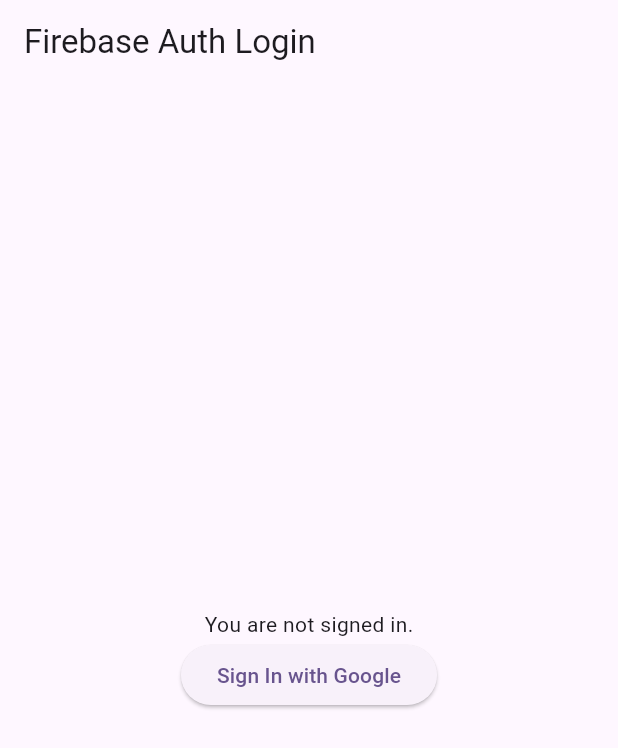
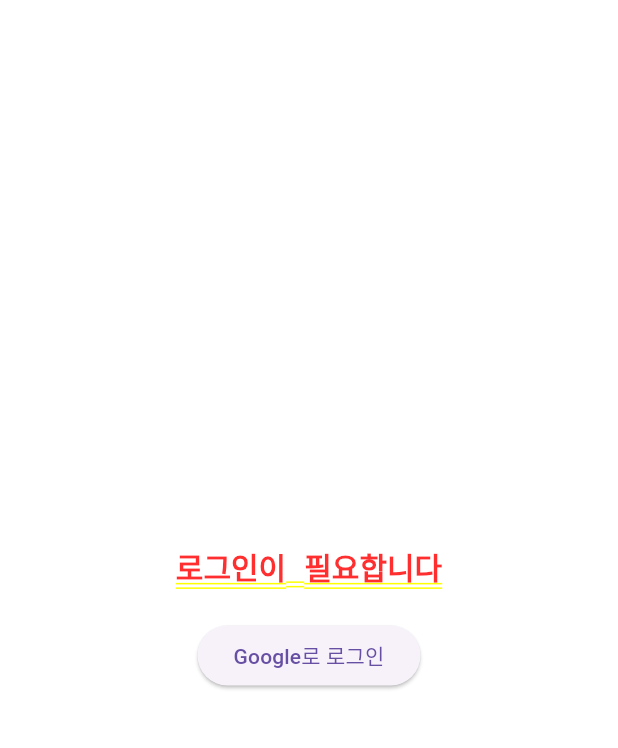
Before and after one commit to 941-life/estudy-gpt, a Flutter app: the screen it shows after launch, on a phone screen of 412 x 824 dp. Shown: the top 748 px of the screen. Run offline on Flutter 3.47's test engine with Material 3 defaults, Android fonts, the phone set to English and light mode, and no system bars; our stand-ins replace firebase_auth, firebase_core, google_sign_in, webview_flutter; accounts and stored records are empty.

Commit message:
Bottom Nav bar, login update

```diff
--- a/lib/main.dart
+++ b/lib/main.dart
@@ -1,6 +1,8 @@
+import 'package:firebase_auth/firebase_auth.dart';
 import 'package:firebase_core/firebase_core.dart';
 import 'package:flutter/material.dart';
-import 'screens/login_page.dart';
+import 'screens/login_screen.dart';
+import 'screens/main_screen.dart';
 
 void main() async {
   WidgetsFlutterBinding.ensureInitialized();
@@ -8,17 +10,67 @@ void main() async {
   runApp(const MyApp());
 }
 
+// class MyApp extends StatelessWidget {
+//   const MyApp({super.key});
+
+//   @override
+//   Widget build(BuildContext context) {
+//     return MaterialApp(
+//       title: 'E-study',
+//       theme: ThemeData(
+//         colorScheme: ColorScheme.fromSeed(seedColor: Colors.deepPurple),
+//       ),
+//       home: const AuthWrapper(), // 변경된 부분
+//     );
+//   }
+// }
+
+// // 새로운 인증 래퍼 위젯 추가
+// class AuthWrapper extends StatelessWidget {
+//   const AuthWrapper({super.key});
+
+//   @override
+//   Widget build(BuildContext context) {
+//     return StreamBuilder<User?>(
+//       stream: FirebaseAuth.instance.authStateChanges(),
+//       builder: (context, snapshot) {
+//         // 로딩 상태 처리
+//         if (snapshot.connectionState == ConnectionState.waiting) {
+//           return const Scaffold(
+//             body: Center(child: CircularProgressIndicator()),
+//           );
+//         }
+
+//         // 인증 상태에 따라 화면 전환
+//         final user = snapshot.data;
+//         return user != null ? MainScreen(user: user) : const LoginScreen();
+//       },
+//     );
+//   }
+// }
+
 class MyApp extends StatelessWidget {
   const MyApp({super.key});
 
   @override
   Widget build(BuildContext context) {
     return MaterialApp(
-      title: 'Flutter Firebase Auth',
-      theme: ThemeData(
-        colorScheme: ColorScheme.fromSeed(seedColor: Colors.deepPurple),
+      home: StreamBuilder<User?>(
+        stream: FirebaseAuth.instance.authStateChanges(),
+        builder: (context, snapshot) {
+          if (snapshot.connectionState == ConnectionState.waiting) {
+            return const Scaffold(
+              body: Center(child: CircularProgressIndicator()),
+            );
+          }
+          if (snapshot.hasData) {
+            // 로그인된 상태
+            return MainScreen(user: snapshot.data!);
+          }
+          // 로그아웃 상태
+          return const LoginScreen();
+        },
       ),
-      home: const LoginPage(),
     );
   }
 }
--- a/lib/screens/login_page.dart
+++ b/lib/screens/login_page.dart
@@ -1,81 +1,175 @@
-import 'package:estudy_gpt/widgets/user_info_title.dart';
-import 'package:flutter/material.dart';
-import 'package:google_sign_in/google_sign_in.dart';
-import 'package:firebase_auth/firebase_auth.dart';
-import 'webview_bridge.dart';
+// // import 'package:estudy_gpt/widgets/user_info_title.dart';
+// // import 'package:flutter/material.dart';
+// // import 'package:google_sign_in/google_sign_in.dart';
+// // import 'package:firebase_auth/firebase_auth.dart';
+// // import 'webview_bridge.dart';
 
-class LoginPage extends StatefulWidget {
-  const LoginPage({super.key});
+// // class LoginPage extends StatefulWidget {
+// //   const LoginPage({super.key});
 
-  @override
-  State<LoginPage> createState() => _LoginPageState();
-}
+// //   @override
+// //   State<LoginPage> createState() => _LoginPageState();
+// // }
 
-class _LoginPageState extends State<LoginPage> {
-  final GoogleSignIn _googleSignIn = GoogleSignIn();
-  final FirebaseAuth _auth = FirebaseAuth.instance;
-  User? _currentUser;
+// // class _LoginPageState extends State<LoginPage> {
+// //   final GoogleSignIn _googleSignIn = GoogleSignIn();
+// //   final FirebaseAuth _auth = FirebaseAuth.instance;
+// //   User? _currentUser;
 
-  @override
-  void initState() {
-    super.initState();
-    _auth.authStateChanges().listen((User? user) {
-      setState(() {
-        _currentUser = user;
-      });
+// //   @override
+// //   void initState() {
+// //     super.initState();
+// //     _auth.authStateChanges().listen((User? user) {
+// //       setState(() {
+// //         _currentUser = user;
+// //       });
 
-      if (user != null) {
-        Navigator.push(
-          context,
-          MaterialPageRoute(builder: (context) => WebViewBridge(user: user)),
-        );
-      }
-    });
-  }
+// //       if (user != null) {
+// //         Navigator.push(
+// //           context,
+// //           MaterialPageRoute(builder: (context) => WebViewBridge(user: user)),
+// //         );
+// //       }
+// //     });
+// //   }
 
-  Future<void> _handleSignIn() async {
-    try {
-      final GoogleSignInAccount? googleUser = await _googleSignIn.signIn();
-      final GoogleSignInAuthentication googleAuth =
-          await googleUser!.authentication;
+// //   Future<void> _handleSignIn() async {
+// //     try {
+// //       final GoogleSignInAccount? googleUser = await _googleSignIn.signIn();
+// //       final GoogleSignInAuthentication googleAuth =
+// //           await googleUser!.authentication;
 
-      final credential = GoogleAuthProvider.credential(
-        accessToken: googleAuth.accessToken,
-        idToken: googleAuth.idToken,
-      );
+// //       final credential = GoogleAuthProvider.credential(
+// //         accessToken: googleAuth.accessToken,
+// //         idToken: googleAuth.idToken,
+// //       );
 
-      await _auth.signInWithCredential(credential);
-    } catch (error) {
-      debugPrint('Google Sign-In Error: $error');
-    }
-  }
+// //       await _auth.signInWithCredential(credential);
+// //     } catch (error) {
+// //       debugPrint('Google Sign-In Error: $error');
+// //     }
+// //   }
 
-  Future<void> _handleSignOut() async {
-    await _auth.signOut();
-    await _googleSignIn.signOut();
-  }
+// //   Future<void> _handleSignOut() async {
+// //     await _auth.signOut();
+// //     await _googleSignIn.signOut();
+// //   }
 
-  @override
-  Widget build(BuildContext context) {
-    return Scaffold(
-      appBar: AppBar(title: const Text('Firebase Auth Login')),
-      body: Center(
-        child: Column(
-          mainAxisAlignment: MainAxisAlignment.center,
-          children: [
-            if (_currentUser != null)
-              UserInfoTile(user: _currentUser!)
-            else
-              const Text('You are not signed in.'),
-            ElevatedButton(
-              onPressed: _currentUser != null ? _handleSignOut : _handleSignIn,
-              child: Text(
-                _currentUser != null ? 'Sign Out' : 'Sign In with Google',
-              ),
-            ),
-          ],
-        ),
-      ),
-    );
-  }
-}
+// //   @override
+// //   Widget build(BuildContext context) {
+// //     return Scaffold(
+// //       appBar: AppBar(title: const Text('Firebase Auth Login')),
+// //       body: Center(
+// //         child: Column(
+// //           mainAxisAlignment: MainAxisAlignment.center,
+// //           children: [
+// //             if (_currentUser != null)
+// //               UserInfoTile(user: _currentUser!)
+// //             else
+// //               const Text('You are not signed in.'),
+// //             ElevatedButton(
+// //               onPressed: _currentUser != null ? _handleSignOut : _handleSignIn,
+// //               child: Text(
+// //                 _currentUser != null ? 'Sign Out' : 'Sign In with Google',
+// //               ),
+// //             ),
+// //           ],
+// //         ),
+// //       ),
+// //     );
+// //   }
+// // }
+
+// import 'package:estudy_gpt/screens/main_screen.dart';
+// import 'package:estudy_gpt/widgets/user_info_title.dart';
+// import 'package:flutter/material.dart';
+// import 'package:google_sign_in/google_sign_in.dart';
+// import 'package:firebase_auth/firebase_auth.dart';
+
+// class LoginPage extends StatefulWidget {
+//   const LoginPage({super.key});
+
+//   @override
+//   State<LoginPage> createState() => _LoginPageState();
+// }
+
+// class _LoginPageState extends State<LoginPage> {
+//   final GoogleSignIn _googleSignIn = GoogleSignIn();
+//   final FirebaseAuth _auth = FirebaseAuth.instance;
+//   User? _currentUser;
+//   bool _isInitialCheck = true;
+
+//   @override
+//   void initState() {
+//     super.initState();
+
+//     // 현재 사용자 확인 (앱 최초 실행 시)
+//     _auth.authStateChanges().listen((User? user) {
+//       setState(() {
+//         _currentUser = user;
+//       });
+
+//       if (user != null) {
+//         WidgetsBinding.instance.addPostFrameCallback((_) {
+//           Navigator.pushReplacement(
+//             context,
+//             MaterialPageRoute(builder: (context) => MainScreen(user: user)),
+//           );
+//         });
+//       }
+
+//       setState(() => _currentUser = user);
+//     });
+//   }
+
+//   Future<void> _handleSignIn() async {
+//     try {
+//       final GoogleSignInAccount? googleUser = await _googleSignIn.signIn();
+//       if (googleUser == null) {
+//         // 사용자가 로그인 취소
+//         return;
+//       }
+//       final GoogleSignInAuthentication googleAuth =
+//           await googleUser.authentication;
+
+//       final credential = GoogleAuthProvider.credential(
+//         accessToken: googleAuth.accessToken,
+//         idToken: googleAuth.idToken,
+//       );
+
+//       await _auth.signInWithCredential(credential);
+//     } catch (error) {
+//       debugPrint('Google Sign-In Error: $error');
+//       // 로그인 실패 시 아무 동작 없음(현재 화면 유지)
+//     }
+//   }
+
+//   Future<void> _handleSignOut() async {
+//     await _auth.signOut();
+//     await _googleSignIn.signOut();
+//   }
+
+//   @override
+//   Widget build(BuildContext context) {
+//     return Scaffold(
+//       appBar: AppBar(title: const Text('Firebase Auth Login')),
+//       body: Center(
+//         child: Column(
+//           mainAxisAlignment: MainAxisAlignment.center,
+//           children: [
+//             if (_currentUser != null)
+//               UserInfoTile(user: _currentUser!)
+//             else
+//               const Text('You are not signed in.'),
+//             ElevatedButton(
+//               onPressed: _currentUser != null ? _handleSignOut : _handleSignIn,
+//               child: Text(
+//                 _currentUser != null ? 'Sign Out' : 'Sign In with Google',
+//               ),
+//             ),
+//           ],
+//         ),
+//       ),
+//     );
+//   }
+// }
--- /dev/null
+++ b/lib/screens/login_screen.dart
@@ -0,0 +1,54 @@
+// login_screen.dart
+import 'package:flutter/material.dart';
+import 'package:firebase_auth/firebase_auth.dart';
+import 'package:google_sign_in/google_sign_in.dart';
+import 'main_screen.dart';
+
+class LoginScreen extends StatelessWidget {
+  const LoginScreen({super.key});
+
+  Future<void> _handleGoogleSignIn(BuildContext context) async {
+    try {
+      final googleUser = await GoogleSignIn().signIn();
+      if (googleUser == null) return;
+
+      final googleAuth = await googleUser.authentication;
+      final credential = GoogleAuthProvider.credential(
+        accessToken: googleAuth.accessToken,
+        idToken: googleAuth.idToken,
+      );
+
+      // 로그인 성공 시 네비게이션 스택 초기화
+      await FirebaseAuth.instance.signInWithCredential(credential);
+      Navigator.pushAndRemoveUntil(
+        context,
+        MaterialPageRoute(
+          builder:
+              (context) => MainScreen(user: FirebaseAuth.instance.currentUser!),
+        ),
+        (route) => false,
+      );
+    } catch (e) {
+      ScaffoldMessenger.of(
+        context,
+      ).showSnackBar(SnackBar(content: Text('로그인 실패: $e')));
+    }
+  }
+
+  @override
+  Widget build(BuildContext context) {
+    return Center(
+      child: Column(
+        mainAxisAlignment: MainAxisAlignment.center,
+        children: [
+          Text('로그인이 필요합니다', style: TextStyle(fontSize: 20)),
+          SizedBox(height: 20),
+          ElevatedButton(
+            onPressed: () => _handleGoogleSignIn(context),
+            child: Text('Google로 로그인'),
+          ),
+        ],
+      ),
+    );
+  }
+}
```
Also changed, not shown: lib/screens/main_screen.dart (added, +76 -0 lines), lib/screens/setting_screen.dart (added, +51 -0 lines), lib/screens/webview_bridge.dart (+25 -10 lines), lib/utils/webview_utils.dart (+14 -0 lines), pubspec.yaml (+1 -8 lines), 2 other files.
